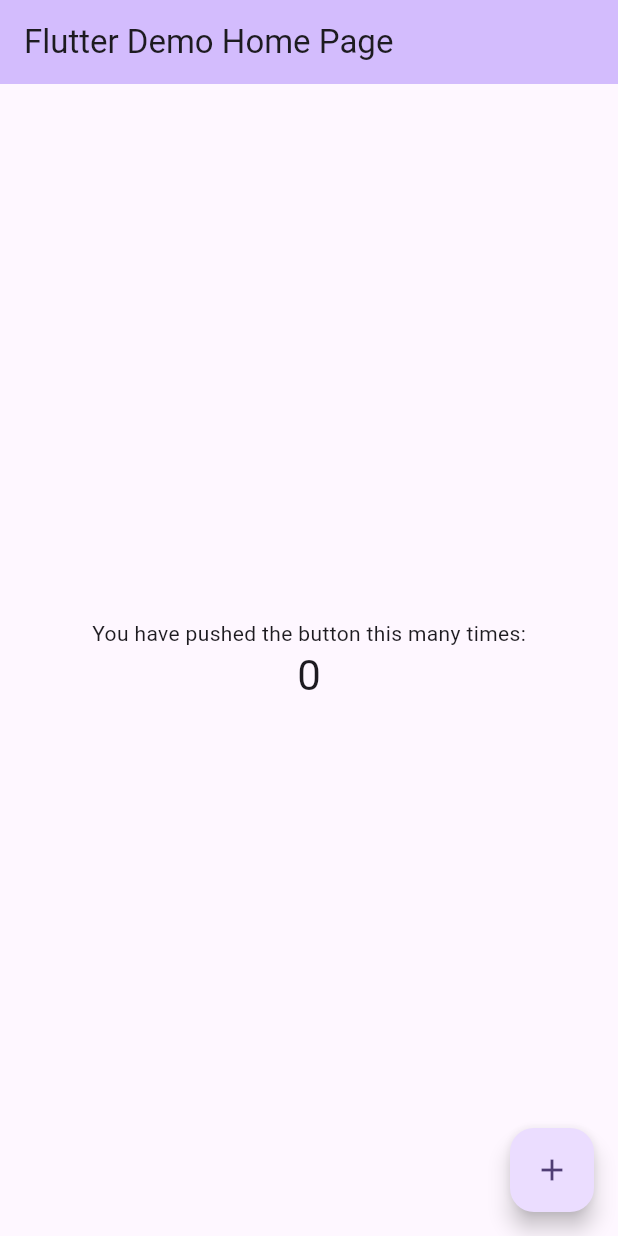
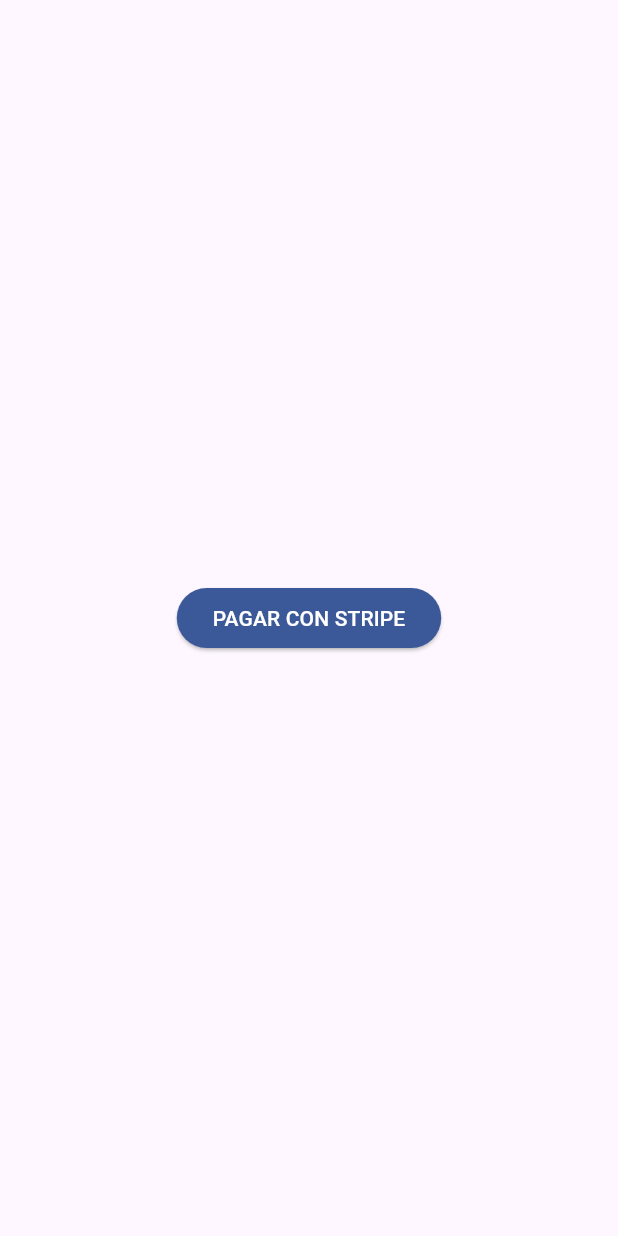
Before and after one commit to moisicmo/flutter-stripe, a Flutter app: the screen it shows after launch, on a phone screen of 412 x 824 dp. Run offline on Flutter 3.47's test engine with Material 3 defaults, Android fonts, the phone set to English and light mode, and no system bars; our stand-ins replace dio, flutter_dotenv, fluttertoast; missing offline and left inert: flutter_stripe.

Commit message:
first commit

```diff
--- /dev/null
+++ b/lib/home.dart
@@ -0,0 +1,37 @@
+import 'package:flutter/material.dart';
+
+import 'pay.dart';
+
+class HomeScreen extends StatefulWidget {
+  const HomeScreen({super.key});
+
+  @override
+  State<HomeScreen> createState() => _HomeScreenState();
+}
+
+class _HomeScreenState extends State<HomeScreen> {
+  @override
+  Widget build(BuildContext context) {
+    return Scaffold(
+      body: Center(
+        child: Padding(
+          padding: const EdgeInsets.symmetric(horizontal: 30),
+          child: ElevatedButton(
+            style: ElevatedButton.styleFrom(
+              backgroundColor: const Color(0xff3b5998),
+            ),
+            onPressed: () => payment(),
+            child: const Text(
+              'PAGAR CON STRIPE',
+              style: TextStyle(color: Colors.white),
+            ),
+          ),
+        ),
+      ),
+    );
+  }
+
+  payment() async {
+    StripePaymentHandle().stripeMakePayment();
+  }
+}
--- a/lib/main.dart
+++ b/lib/main.dart
@@ -1,125 +1,23 @@
 import 'package:flutter/material.dart';
+import 'package:flutter_dotenv/flutter_dotenv.dart';
 
-void main() {
-  runApp(const MyApp());
+import 'home.dart';
+
+void main() async {
+  WidgetsFlutterBinding.ensureInitialized();
+
+  await dotenv.load(fileName: '.env');
+  runApp(const App());
 }
 
-class MyApp extends StatelessWidget {
-  const MyApp({super.key});
+class App extends StatelessWidget {
+  const App({super.key});
 
-  // This widget is the root of your application.
   @override
   Widget build(BuildContext context) {
-    return MaterialApp(
-      title: 'Flutter Demo',
-      theme: ThemeData(
-        // This is the theme of your application.
-        //
-        // TRY THIS: Try running your application with "flutter run". You'll see
-        // the application has a purple toolbar. Then, without quitting the app,
-        // try changing the seedColor in the colorScheme below to Colors.green
-        // and then invoke "hot reload" (save your changes or press the "hot
-        // reload" button in a Flutter-supported IDE, or press "r" if you used
-        // the command line to start the app).
-        //
-        // Notice that the counter didn't reset back to zero; the application
-        // state is not lost during the reload. To reset the state, use hot
-        // restart instead.
-        //
-        // This works for code too, not just values: Most code changes can be
-        // tested with just a hot reload.
-        colorScheme: ColorScheme.fromSeed(seedColor: Colors.deepPurple),
-        useMaterial3: true,
-      ),
-      home: const MyHomePage(title: 'Flutter Demo Home Page'),
+  return const MaterialApp(
+      debugShowCheckedModeBanner: false,
+        home: HomeScreen(),
     );
   }
 }
-
-class MyHomePage extends StatefulWidget {
-  const MyHomePage({super.key, required this.title});
-
-  // This widget is the home page of your application. It is stateful, meaning
-  // that it has a State object (defined below) that contains fields that affect
-  // how it looks.
-
-  // This class is the configuration for the state. It holds the values (in this
-  // case the title) provided by the parent (in this case the App widget) and
-  // used by the build method of the State. Fields in a Widget subclass are
-  // always marked "final".
-
-  final String title;
-
-  @override
-  State<MyHomePage> createState() => _MyHomePageState();
-}
-
-class _MyHomePageState extends State<MyHomePage> {
-  int _counter = 0;
-
-  void _incrementCounter() {
-    setState(() {
-      // This call to setState tells the Flutter framework that something has
-      // changed in this State, which causes it to rerun the build method below
-      // so that the display can reflect the updated values. If we changed
-      // _counter without calling setState(), then the build method would not be
-      // called again, and so nothing would appear to happen.
-      _counter++;
-    });
-  }
-
-  @override
-  Widget build(BuildContext context) {
-    // This method is rerun every time setState is called, for instance as done
-    // by the _incrementCounter method above.
-    //
-    // The Flutter framework has been optimized to make rerunning build methods
-    // fast, so that you can just rebuild anything that needs updating rather
-    // than having to individually change instances of widgets.
-    return Scaffold(
-      appBar: AppBar(
-        // TRY THIS: Try changing the color here to a specific color (to
-        // Colors.amber, perhaps?) and trigger a hot reload to see the AppBar
-        // change color while the other colors stay the same.
-        backgroundColor: Theme.of(context).colorScheme.inversePrimary,
-        // Here we take the value from the MyHomePage object that was created by
-        // the App.build method, and use it to set our appbar title.
-        title: Text(widget.title),
-      ),
-      body: Center(
-        // Center is a layout widget. It takes a single child and positions it
-        // in the middle of the parent.
-        child: Column(
-          // Column is also a layout widget. It takes a list of children and
-          // arranges them vertically. By default, it sizes itself to fit its
-          // children horizontally, and tries to be as tall as its parent.
-          //
-          // Column has various properties to control how it sizes itself and
-          // how it positions its children. Here we use mainAxisAlignment to
-          // center the children vertically; the main axis here is the vertical
-          // axis because Columns are vertical (the cross axis would be
-          // horizontal).
-          //
-          // TRY THIS: Invoke "debug painting" (choose the "Toggle Debug Paint"
-          // action in the IDE, or press "p" in the console), to see the
-          // wireframe for each widget.
-          mainAxisAlignment: MainAxisAlignment.center,
-          children: <Widget>[
-            const Text(
-              'You have pushed the button this many times:',
-            ),
-            Text(
-              '$_counter',
-              style: Theme.of(context).textTheme.headlineMedium,
-            ),
-          ],
-        ),
-      ),
-      floatingActionButton: FloatingActionButton(
-        onPressed: _incrementCounter,
-        tooltip: 'Increment',
-        child: const Icon(Icons.add),
-      ), // This trailing comma makes auto-formatting nicer for build methods.
-    );
-  }
-}
```
Also changed, not shown: lib/pay.dart (added, +95 -0 lines), pubspec.yaml (+12 -21 lines), pubspec.lock, 9 other files.
